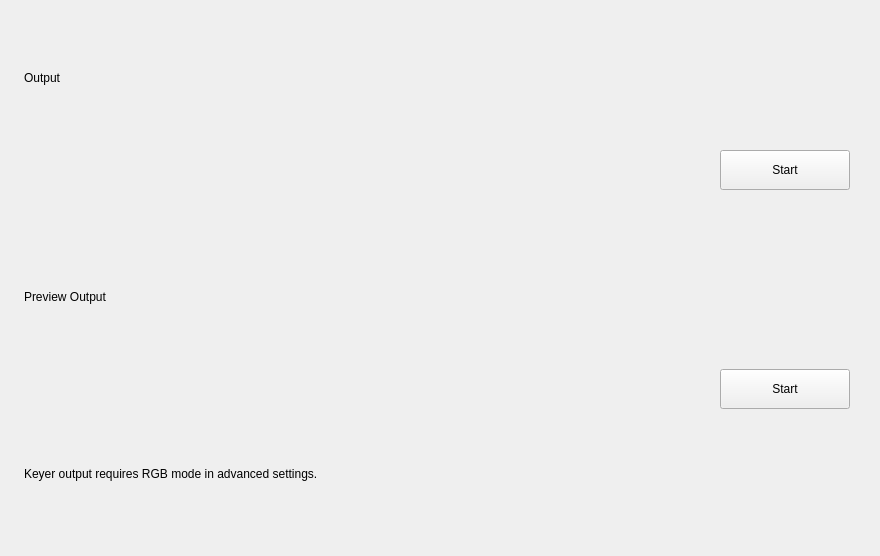
Above: src/prism/main/frontend-plugins/decklink-output-ui/forms/output.ui from naver/prism-live-studio before the change. Below: the same form after it.
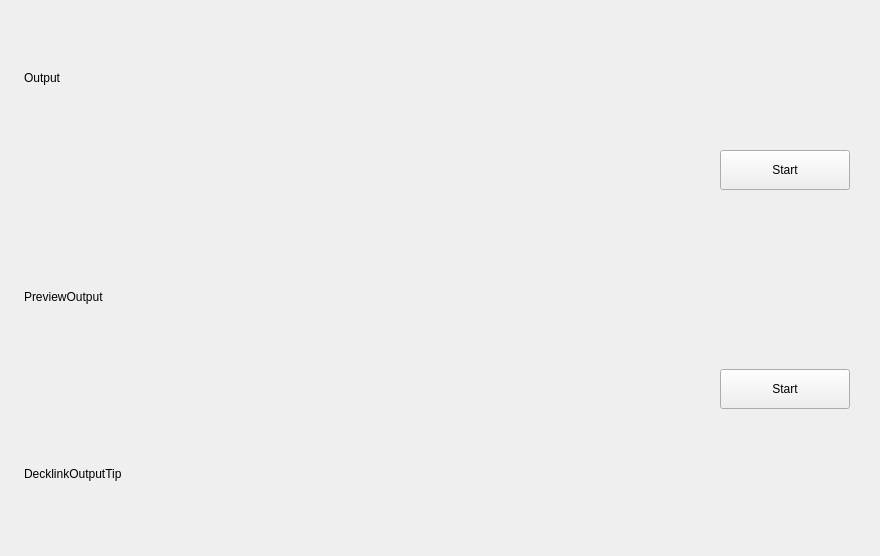
That is the form after the change.

```diff
--- a/src/prism/main/frontend-plugins/decklink-output-ui/forms/output.ui
+++ b/src/prism/main/frontend-plugins/decklink-output-ui/forms/output.ui
@@ -97,7 +97,7 @@
    <item>
     <widget class="QLabel" name="label_2">
      <property name="text">
-      <string>Preview Output</string>
+      <string>PreviewOutput</string>
      </property>
     </widget>
    </item>
@@ -150,7 +150,7 @@
    <item>
     <widget class="QLabel" name="keyerLabel">
      <property name="text">
-      <string>Keyer output requires RGB mode in advanced settings.</string>
+      <string>DecklinkOutputTip</string>
      </property>
     </widget>
    </item>
```
